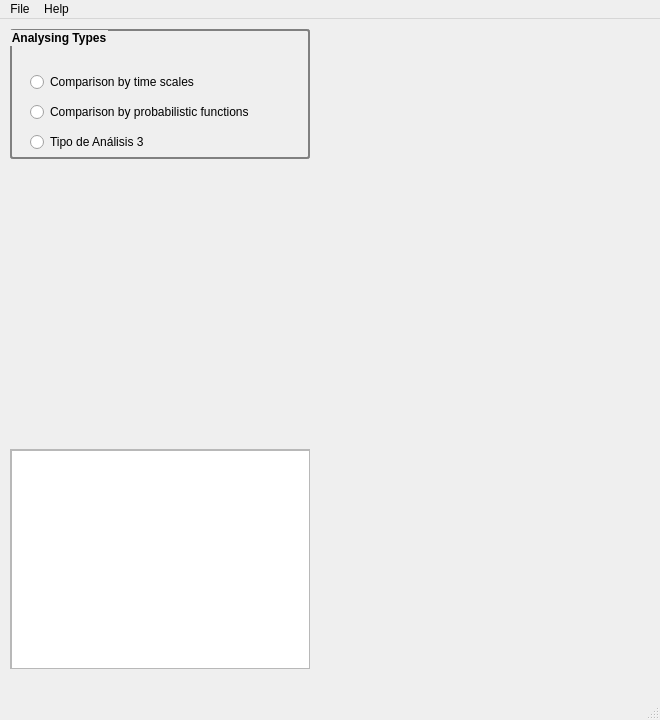
This is wq_window.ui in vialrogo/Weight-Queue-Validator as Qt 5 draws it before an edit. The edited form follows.
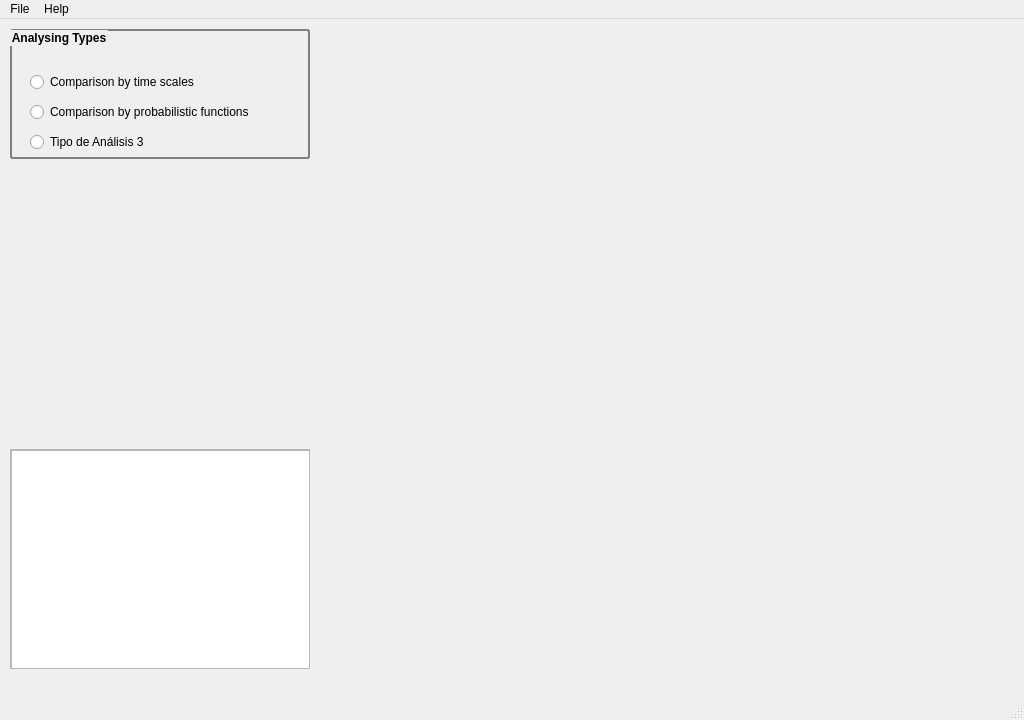
This is the edited form. Icons and pictures are not drawn.

Commit message: Graficos "completos" :D :D

Diff of the .ui file:
```diff
--- a/wq_window.ui
+++ b/wq_window.ui
@@ -6,19 +6,19 @@
    <rect>
     <x>0</x>
     <y>0</y>
-    <width>660</width>
+    <width>1024</width>
     <height>720</height>
    </rect>
   </property>
   <property name="minimumSize">
    <size>
-    <width>660</width>
+    <width>1024</width>
     <height>720</height>
    </size>
   </property>
   <property name="maximumSize">
    <size>
-    <width>660</width>
+    <width>1024</width>
     <height>720</height>
    </size>
   </property>
@@ -64,7 +64,7 @@
    <widget class="QWidget" name="widgetChart1" native="true">
     <property name="geometry">
      <rect>
-      <x>320</x>
+      <x>324</x>
       <y>10</y>
       <width>330</width>
       <height>200</height>
@@ -74,7 +74,7 @@
    <widget class="QWidget" name="widgetChart2" native="true">
     <property name="geometry">
      <rect>
-      <x>320</x>
+      <x>324</x>
       <y>230</y>
       <width>330</width>
       <height>200</height>
@@ -84,7 +84,7 @@
    <widget class="QWidget" name="widgetChart3" native="true">
     <property name="geometry">
      <rect>
-      <x>320</x>
+      <x>324</x>
       <y>450</y>
       <width>330</width>
       <height>200</height>
@@ -216,6 +216,39 @@
       <height>260</height>
      </rect>
     </property>
+    <property name="styleSheet">
+     <string notr="true"/>
+    </property>
+   </widget>
+   <widget class="QWidget" name="widgetChart1" native="true">
+    <property name="geometry">
+     <rect>
+      <x>684</x>
+      <y>10</y>
+      <width>330</width>
+      <height>200</height>
+     </rect>
+    </property>
+   </widget>
+   <widget class="QWidget" name="widgetChart3" native="true">
+    <property name="geometry">
+     <rect>
+      <x>684</x>
+      <y>230</y>
+      <width>330</width>
+      <height>200</height>
+     </rect>
+    </property>
+   </widget>
+   <widget class="QWidget" name="widgetChart5" native="true">
+    <property name="geometry">
+     <rect>
+      <x>684</x>
+      <y>450</y>
+      <width>330</width>
+      <height>200</height>
+     </rect>
+    </property>
    </widget>
   </widget>
   <widget class="QMenuBar" name="menuBar">
@@ -223,7 +256,7 @@
     <rect>
      <x>0</x>
      <y>0</y>
-     <width>660</width>
+     <width>1024</width>
      <height>29</height>
     </rect>
    </property>
```
Left out of the diff: 12 changed lines with no effect on the pictures. The commit also changes 2 other files.
